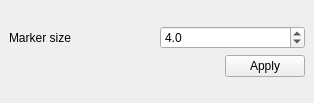
Old version of the form src/gui/ui/select.ui in the repository pblottiere/PCProfile.
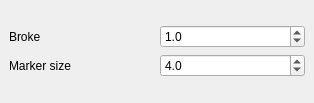
New version of the form.

Commit message: Add broke parameter

```diff
--- a/src/gui/ui/select.ui
+++ b/src/gui/ui/select.ui
@@ -19,10 +19,31 @@
      <number>9</number>
     </property>
     <item>
-     <layout class="QVBoxLayout" name="verticalLayout" stretch="1,0">
+     <layout class="QVBoxLayout" name="verticalLayout" stretch="0,1">
       <property name="bottomMargin">
        <number>0</number>
       </property>
+      <item>
+       <layout class="QHBoxLayout" name="horizontalLayout_2">
+        <item>
+         <widget class="QLabel" name="label_2">
+          <property name="text">
+           <string>Broke</string>
+          </property>
+         </widget>
+        </item>
+        <item>
+         <widget class="QDoubleSpinBox" name="broke">
+          <property name="decimals">
+           <number>1</number>
+          </property>
+          <property name="value">
+           <double>1.000000000000000</double>
+          </property>
+         </widget>
+        </item>
+       </layout>
+      </item>
       <item>
        <layout class="QHBoxLayout" name="horizontalLayout">
         <item>
@@ -44,30 +65,6 @@
         </item>
        </layout>
       </item>
-      <item>
-       <layout class="QHBoxLayout" name="horizontalLayout_2">
-        <item>
-         <spacer name="horizontalSpacer">
-          <property name="orientation">
-           <enum>Qt::Horizontal</enum>
-          </property>
-          <property name="sizeHint" stdset="0">
-           <size>
-            <width>40</width>
-            <height>20</height>
-           </size>
-          </property>
-         </spacer>
-        </item>
-        <item>
-         <widget class="QPushButton" name="apply_btn">
-          <property name="text">
-           <string>Apply</string>
-          </property>
-         </widget>
-        </item>
-       </layout>
-      </item>
      </layout>
     </item>
    </layout>
```
The commit also changes 4 other files.
